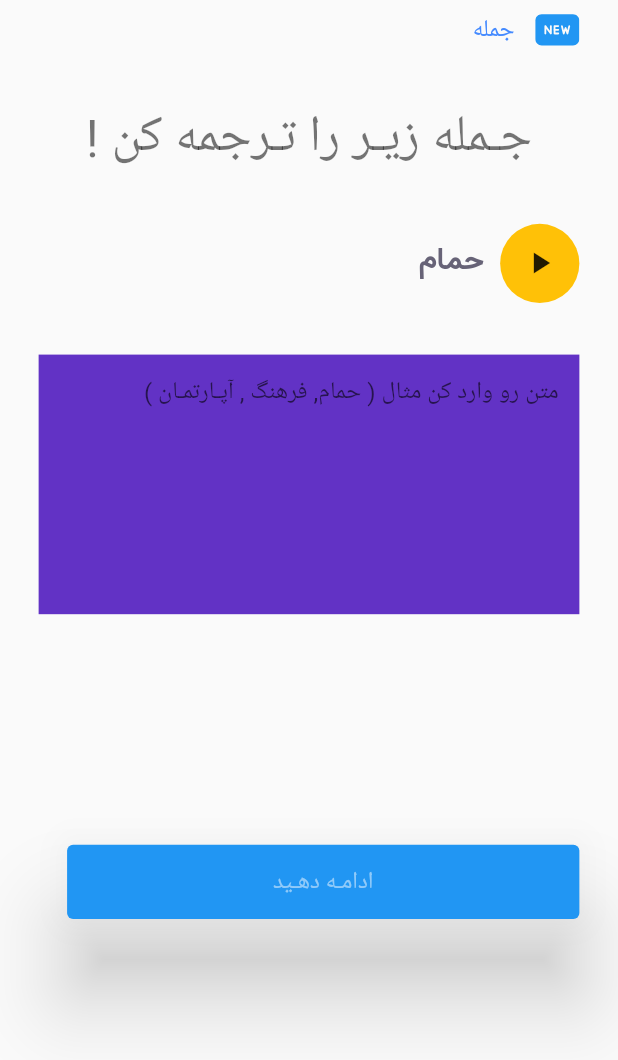
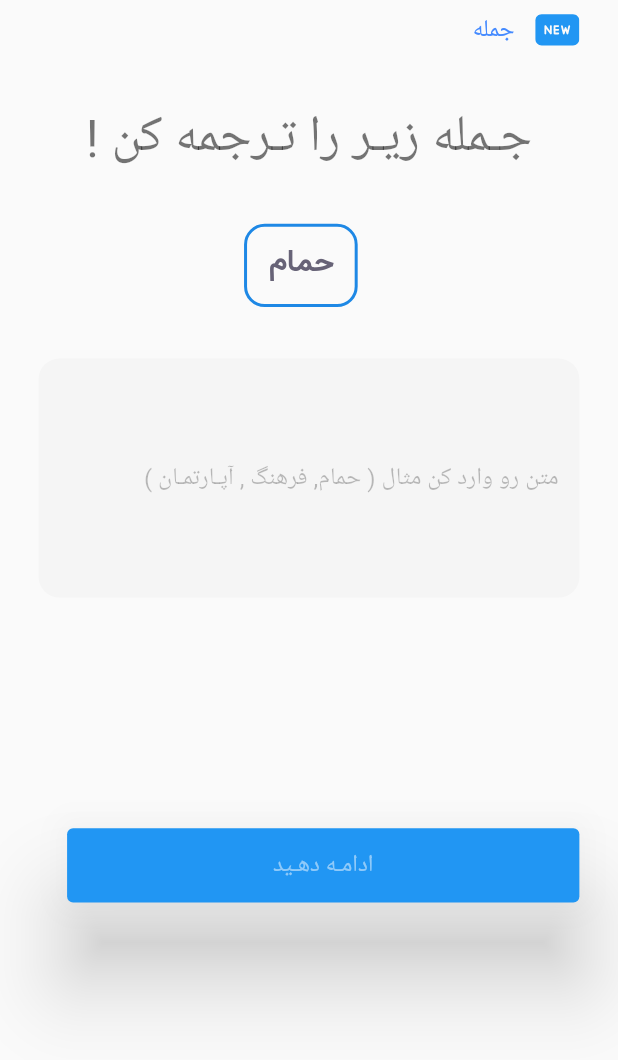
Before and after one commit to hamidAslami/language, a Flutter app: the SpeechPage2 screen opened directly with empty values, on a phone screen of 412 x 824 dp. Shown: the top 1060 px of the screen. Run offline on Flutter 3.47's test engine with Material 2 defaults, Android fonts, the phone set to English and light mode, and no system bars; our stand-ins replace animated_bottom_navigation_bar, audioplayers, cached_network_image, chewie, cloud_firestore, firebase_core and 22 more; missing offline and left inert: ndialog; accounts and stored records are empty; project files that could hold a hidden picture were left out.

Commit message:
text to speach

```diff
--- a/lib/lessons/text_to_speech_page.dart
+++ b/lib/lessons/text_to_speech_page.dart
@@ -134,24 +134,25 @@
                   ),
                 ),
 
-                Row(
-                  children: [
-                    Container(
-                        width: xlargeSize(context) / 1.3,
-                        height: xlargeSize(context) / 1.3,
-                        decoration: BoxDecoration(
-                            color: Colors.amber, shape: BoxShape.circle),
-                        child: IconButton(
-                          splashColor: Colors.amberAccent,
-                            icon: Icon(Icons.play_arrow),
-                            onPressed: () {
-                              _speak2();
-                            })),
-                    Container(
-                        margin: EdgeInsets.only(right: xSmallSize(context)),
-                        child: Text('حمام',
-                        style: appTheme(context).textTheme.subtitle1,)),
-                  ],
+                Center(
+                  child: Container(
+                    padding: EdgeInsets.symmetric(
+                      horizontal: smallSize(context),
+                      vertical: smallSize(context)
+                    ),
+                      decoration: BoxDecoration(
+                        color: Colors.transparent,
+                        borderRadius: BorderRadius.circular(
+                          smallSize(context)
+                        ),
+                        border: Border.all(
+                          color: Colors.blue.shade600,
+                          width: 2
+                        )
+                      ),
+                      margin: EdgeInsets.only(right: xSmallSize(context)),
+                      child: Text('حمام',
+                      style: appTheme(context).textTheme.subtitle1,)),
                 ),
 
                 Container(
@@ -202,19 +203,21 @@
         onChanged: (String value) {
           _onChange(value);
         },
-        style: TextStyle(color: Colors.white),
+        style: TextStyle(color: Colors.black),
         decoration: InputDecoration(
             contentPadding: EdgeInsets.only(
               bottom: xxLargeSize(context),
-              top: smallSize(context),
               right: smallSize(context),
             ),
-            border: InputBorder.none,
+            border: OutlineInputBorder(
+              borderSide: BorderSide.none,
+              borderRadius: BorderRadius.circular(smallSize(context))
+            ),
             hintStyle: TextStyle(
-
+                color: Colors.black26
             ),
             hintText: 'متن رو وارد کن مثال ( حمام, فرهنگ , آپـارتمـان )',
             filled: true,
-            fillColor: appTheme(context).accentColor),
+            fillColor: Colors.grey.shade100),
       ));
 }
```
